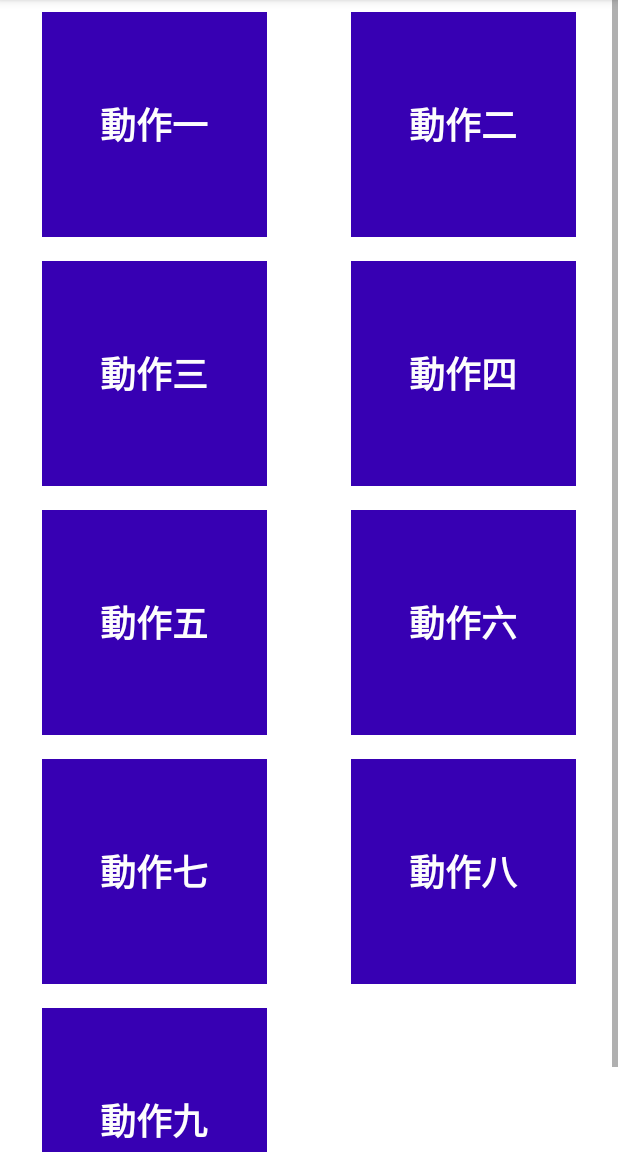
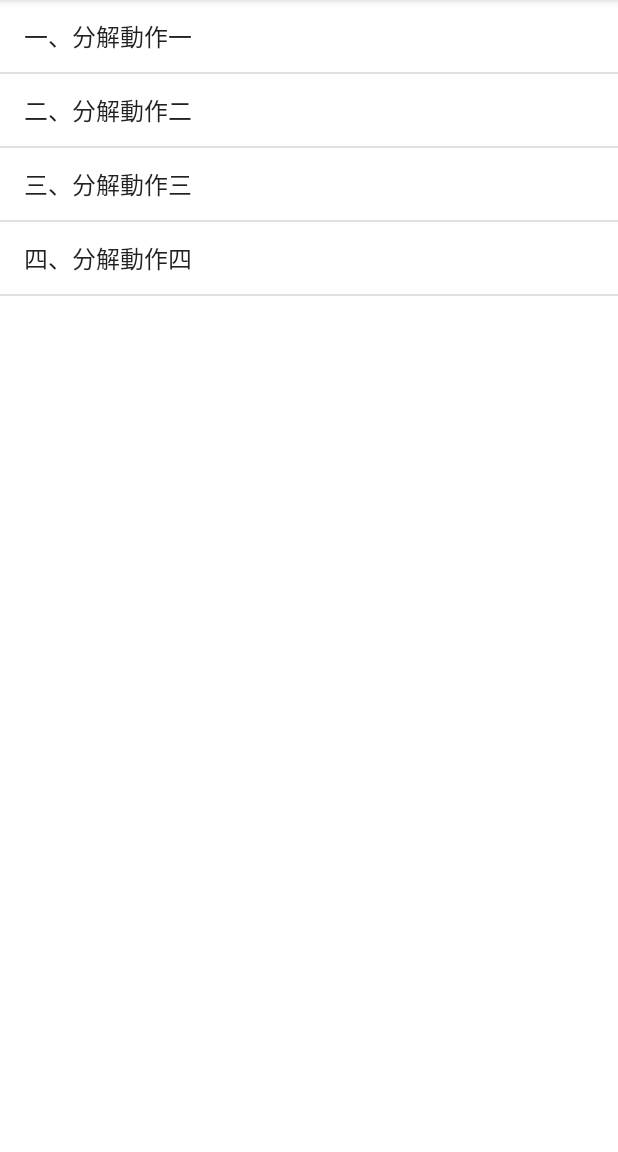
Before and after one commit to Yang-Yun-Yeh/KendoHamster, an Android app: the MotionList screen opened directly, with no data from a screen before it, after a tap on "動作一", on a phone screen of 412 x 824 dp, the part 84-1236 px from its top. Run offline under Robolectric (Android 15) with nearby library versions, the light colour scheme and no system bars.

Commit message:
add motion video activity and fragment

```diff
--- a/app/build.gradle
+++ b/app/build.gradle
@@ -32,6 +32,7 @@ dependencies {
     implementation 'androidx.appcompat:appcompat:1.4.1'
     implementation 'com.google.android.material:material:1.5.0'
     implementation 'androidx.constraintlayout:constraintlayout:2.1.3'
+    implementation 'androidx.legacy:legacy-support-v4:1.0.0'
     testImplementation 'junit:junit:4.13.2'
     androidTestImplementation 'androidx.test.ext:junit:1.1.3'
     androidTestImplementation 'androidx.test.espresso:espresso-core:3.4.0'
--- a/app/src/main/java/com/ncumis/kendohamster/MotionList.java
+++ b/app/src/main/java/com/ncumis/kendohamster/MotionList.java
@@ -2,6 +2,7 @@ package com.ncumis.kendohamster;
 
 import androidx.appcompat.app.AppCompatActivity;
 
+import android.content.Intent;
 import android.os.Bundle;
 import android.view.View;
 import android.widget.AdapterView;
@@ -30,8 +31,8 @@ public class MotionList extends AppCompatActivity {
         gridView.setOnItemClickListener(new AdapterView.OnItemClickListener() {
             @Override
             public void onItemClick(AdapterView<?> adapterView, View view, int i, long l) {
-
-
+                Intent intent = new Intent(MotionList.this,MotionVideo.class);
+                startActivity(intent);
 
             }
         });
--- /dev/null
+++ b/app/src/main/java/com/ncumis/kendohamster/MotionVideo.java
@@ -0,0 +1,25 @@
+package com.ncumis.kendohamster;
+
+import androidx.appcompat.app.AppCompatActivity;
+import androidx.fragment.app.FragmentManager;
+import androidx.fragment.app.FragmentTransaction;
+import androidx.fragment.app.ListFragment;
+
+import android.os.Bundle;
+
+public class MotionVideo extends AppCompatActivity {
+
+    @Override
+    protected void onCreate(Bundle savedInstanceState) {
+        super.onCreate(savedInstanceState);
+        setContentView(R.layout.activity_motion_video);
+
+        FragmentManager fragmentManager = getSupportFragmentManager();
+        FragmentTransaction fragmentTransaction = fragmentManager.beginTransaction();
+
+        VideoFragment videoFragment = new VideoFragment();
+        fragmentTransaction.add(R.id.frame,videoFragment);
+        fragmentTransaction.commit();
+
+    }
+}
--- /dev/null
+++ b/app/src/main/java/com/ncumis/kendohamster/VideoFragment.java
@@ -0,0 +1,51 @@
+package com.ncumis.kendohamster;
+
+import android.content.Intent;
+import android.os.Bundle;
+
+import androidx.annotation.Nullable;
+import androidx.fragment.app.Fragment;
+import androidx.fragment.app.ListFragment;
+
+import android.view.LayoutInflater;
+import android.view.View;
+import android.view.ViewGroup;
+import android.widget.Adapter;
+import android.widget.AdapterView;
+import android.widget.ArrayAdapter;
+
+
+public class VideoFragment extends ListFragment implements AdapterView.OnItemClickListener {
+
+    public VideoFragment() {
+        // Required empty public constructor
+    }
+
+    @Override
+    public View onCreateView(LayoutInflater inflater, ViewGroup container,
+                             Bundle savedInstanceState) {
+        // Inflate the layout for this fragment
+        View view = inflater.inflate(R.layout.fragment_video, container, false);
+
+        return view;
+    }
+
+    @Override
+    public void onActivityCreated(@Nullable Bundle savedInstanceState) {
+        super.onActivityCreated(savedInstanceState);
+
+        ArrayAdapter arrayAdapter = ArrayAdapter.createFromResource(getActivity(),R.array.video,
+                android.R.layout.simple_list_item_1);
+        setListAdapter(arrayAdapter);
+
+        getListView().setOnItemClickListener(this);
+    }
+
+
+    @Override
+    public void onItemClick(AdapterView<?> adapterView, View view, int i, long l) {
+        Intent intent = new Intent(getActivity(),MotionVideo2.class);
+        intent.putExtra("i",i);
+        startActivity(intent);
+    }
+}
--- /dev/null
+++ b/app/src/main/res/layout/activity_motion_video.xml
@@ -0,0 +1,16 @@
+<?xml version="1.0" encoding="utf-8"?>
+<LinearLayout xmlns:android="http://schemas.android.com/apk/res/android"
+    xmlns:app="http://schemas.android.com/apk/res-auto"
+    xmlns:tools="http://schemas.android.com/tools"
+    android:layout_width="match_parent"
+    android:layout_height="match_parent"
+    tools:context=".MotionVideo"
+    android:orientation="vertical">
+
+    <FrameLayout
+        android:id="@+id/frame"
+        android:layout_width="match_parent"
+        android:layout_height="match_parent">
+
+    </FrameLayout>
+</LinearLayout>
--- /dev/null
+++ b/app/src/main/res/layout/fragment_video.xml
@@ -0,0 +1,13 @@
+<?xml version="1.0" encoding="utf-8"?>
+<LinearLayout xmlns:android="http://schemas.android.com/apk/res/android"
+    xmlns:tools="http://schemas.android.com/tools"
+    android:layout_width="match_parent"
+    android:layout_height="match_parent"
+    tools:context=".VideoFragment"
+    android:orientation="vertical">
+
+    <ListView
+        android:id = "@android:id/list"
+        android:layout_width="match_parent"
+        android:layout_height="match_parent" />
+</LinearLayout>
--- a/app/src/main/res/values/strings.xml
+++ b/app/src/main/res/values/strings.xml
@@ -16,4 +16,13 @@
         <item>校準</item>
         <item>語言</item>
     </string-array>
+
+    <string-array name="video">
+        <item>一、分解動作一</item>
+        <item>二、分解動作二</item>
+        <item>三、分解動作三</item>
+        <item>四、分解動作四</item>
+    </string-array>
+    <!-- TODO: Remove or change this placeholder text -->
+    <string name="hello_blank_fragment">Hello blank fragment</string>
 </resources>
```
Also changed, not shown: app/src/main/AndroidManifest.xml (+7 -0 lines), app/src/main/java/com/ncumis/kendohamster/MotionVideo2.java (added, +32 -0 lines), app/src/main/java/com/ncumis/kendohamster/VideoFragment2.java (added, +137 -0 lines), app/src/main/res/layout/activity_motion_video2.xml (added, +15 -0 lines), app/src/main/res/layout/fragment_video2.xml (added, +22 -0 lines).
